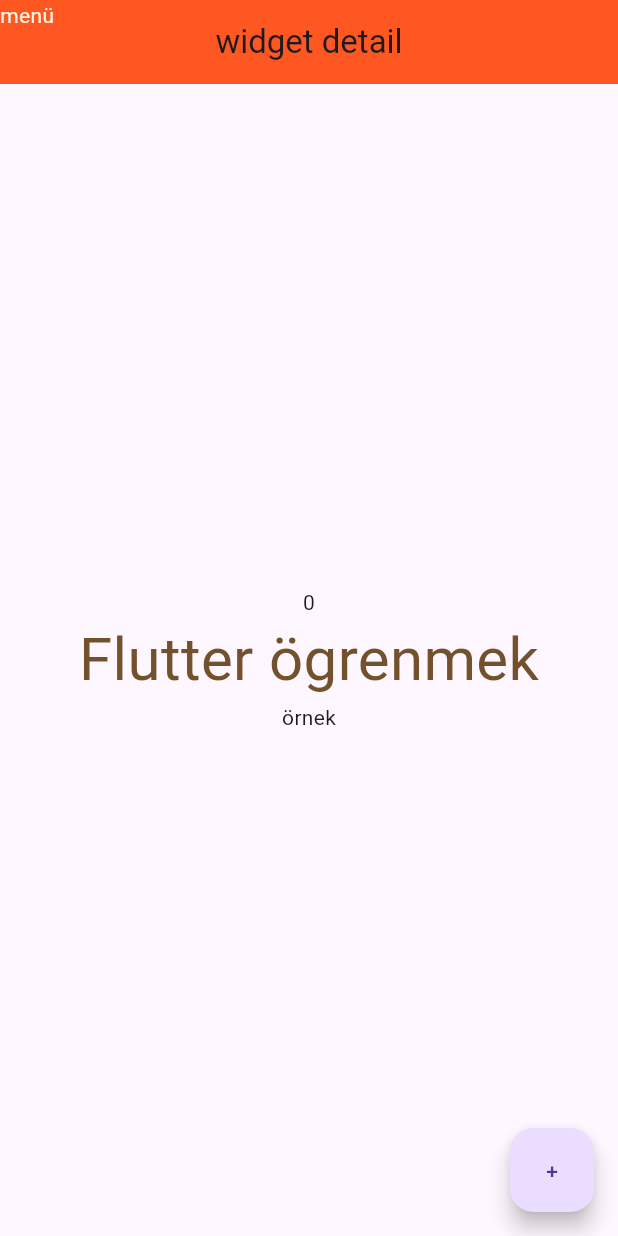
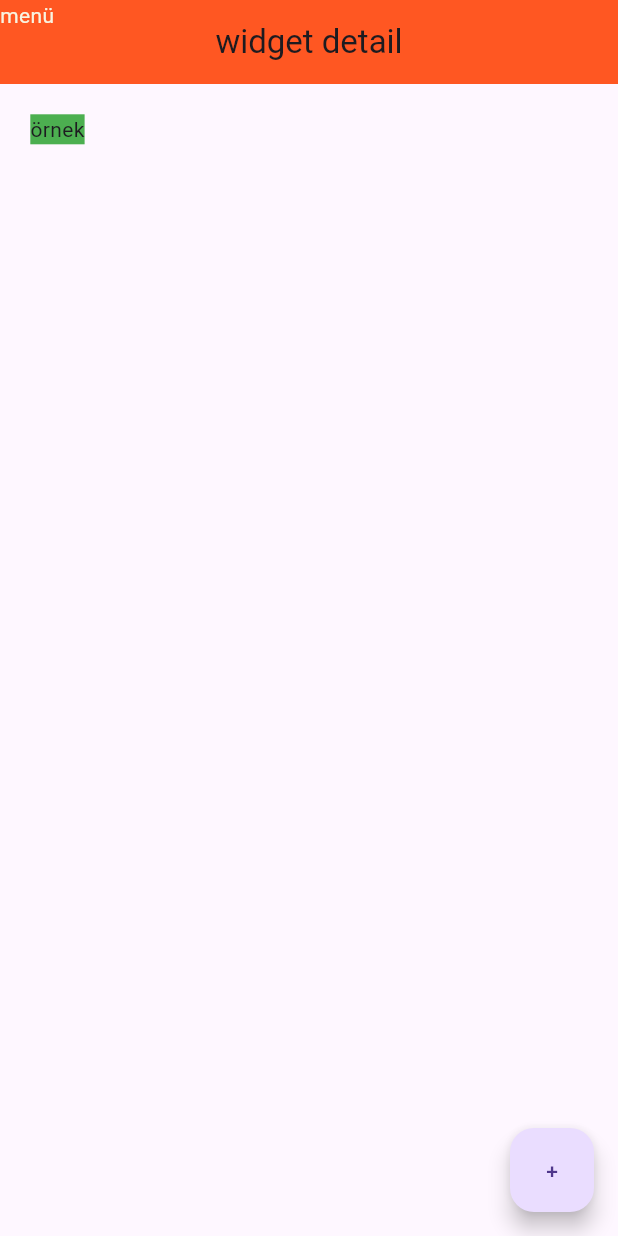
Before and after one commit to bhmberkan/Flutter_lesson, a Flutter app: the screen it shows after launch, on a phone screen of 412 x 824 dp. Run offline on Flutter 3.47's test engine with Material 3 defaults, Android fonts, the phone set to English and light mode, and no system bars; our stand-ins replace google_fonts, hexcolor; Roboto replaces fonts that are missing (Acme).

Commit message:
ilk10ders

```diff
--- a/lib/main.dart
+++ b/lib/main.dart
@@ -36,22 +36,11 @@
             ), // menu ikonlarının geldiği yer
           // actions: [], // menü gibi sağ üstte bulunan sekme liste alır.
         ),
-        body: // Text("Hello flutter"), // sol üste gelecek ortalamak istersek
-         Center(
-          child: Column(
-            mainAxisAlignment:  MainAxisAlignment.center,
-            children: [
-              Text(value.toString()),
-              Text("Flutter ögrenmek",
-             style: GoogleFonts.acme(
-              fontSize: 40,
-              color: HexColor(AppColors.backgroundColor)
-
-             )
-             ),
-             const Text("örnek")
-            ],
-          ),
+        body: Container(
+         // padding: const EdgeInsets.symmetric(vertical: 20.0,horizontal: 40.0), //only(left: 20.0, top: 10.0),  //fromLTRB(40, 5, 20, 10), //EdgeInsets.all(20.0),
+          margin: const EdgeInsets.all(20.2),
+          color: Colors.green,
+          child: const Text("örnek"),
         ),
         floatingActionButton: FloatingActionButton(
           onPressed: () {
--- a/pubspec.yaml
+++ b/pubspec.yaml
@@ -60,9 +60,8 @@
   uses-material-design: true
 
   # To add assets to your application, add an assets section, like this:
-  # assets:
-  #   - images/a_dot_burr.jpeg
-  #   - images/a_dot_ham.jpeg
+  assets:
+    - lib/assets/images/
 
   # An image asset can refer to one or more resolution-specific "variants", see
   # https://flutter.dev/to/resolution-aware-images
```
Also changed, not shown: lib/assets/images/foto.jpg (added), lib/assets/images/foto2.jpg (added).
